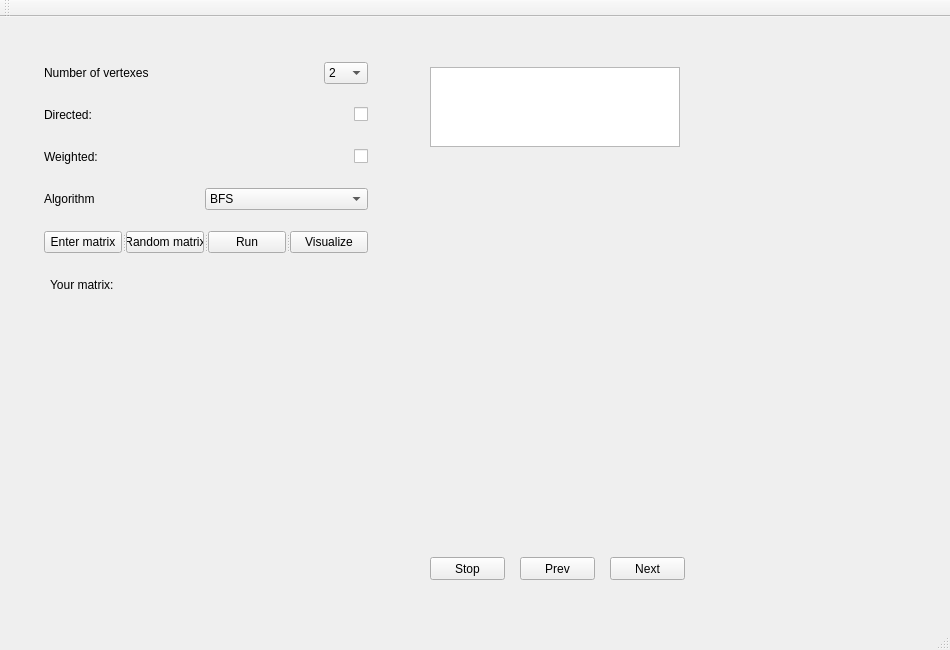
JuliaNortman/LabWorksSem2, file LabWork2/Lab2/mainwindow.ui: the form before one commit.
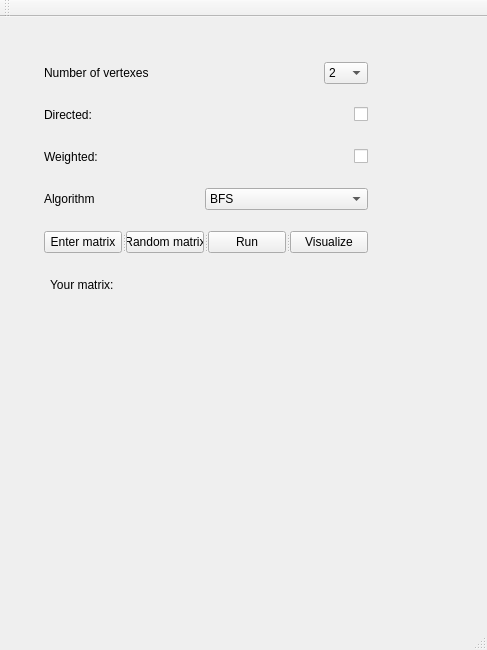
The form after the commit.

Commit message: Add window for graph visualization

```diff
--- a/LabWork2/Lab2/mainwindow.ui
+++ b/LabWork2/Lab2/mainwindow.ui
@@ -6,7 +6,7 @@
    <rect>
     <x>0</x>
     <y>0</y>
-    <width>950</width>
+    <width>487</width>
     <height>650</height>
    </rect>
   </property>
@@ -42,32 +42,6 @@
      <string>Your matrix:</string>
     </property>
    </widget>
-   <widget class="QTextBrowser" name="resultTextBrowser">
-    <property name="geometry">
-     <rect>
-      <x>430</x>
-      <y>50</y>
-      <width>250</width>
-      <height>80</height>
-     </rect>
-    </property>
-   </widget>
-   <widget class="QPushButton" name="stopPushButton">
-    <property name="geometry">
-     <rect>
-      <x>430</x>
-      <y>540</y>
-      <width>75</width>
-      <height>23</height>
-     </rect>
-    </property>
-    <property name="cursor">
-     <cursorShape>PointingHandCursor</cursorShape>
-    </property>
-    <property name="text">
-     <string>Stop</string>
-    </property>
-   </widget>
    <widget class="QWidget" name="layoutWidget">
     <property name="geometry">
      <rect>
@@ -359,77 +333,6 @@
      </item>
     </layout>
    </widget>
-   <widget class="QPushButton" name="prevPushButton">
-    <property name="geometry">
-     <rect>
-      <x>520</x>
-      <y>540</y>
-      <width>75</width>
-      <height>23</height>
-     </rect>
-    </property>
-    <property name="cursor">
-     <cursorShape>PointingHandCursor</cursorShape>
-    </property>
-    <property name="text">
-     <string>Prev</string>
-    </property>
-   </widget>
-   <widget class="QPushButton" name="nextPushButton">
-    <property name="geometry">
-     <rect>
-      <x>610</x>
-      <y>540</y>
-      <width>75</width>
-      <height>23</height>
-     </rect>
-    </property>
-    <property name="cursor">
-     <cursorShape>PointingHandCursor</cursorShape>
-    </property>
-    <property name="text">
-     <string>Next</string>
-    </property>
-   </widget>
-   <widget class="QScrollArea" name="scrollGraph">
-    <property name="geometry">
-     <rect>
-      <x>400</x>
-      <y>150</y>
-      <width>491</width>
-      <height>361</height>
-     </rect>
-    </property>
-    <property name="frameShape">
-     <enum>QFrame::NoFrame</enum>
-    </property>
-    <property name="widgetResizable">
-     <bool>true</bool>
-    </property>
-    <widget class="QWidget" name="scrollAreaWidgetContents">
-     <property name="geometry">
-      <rect>
-       <x>0</x>
-       <y>0</y>
-       <width>491</width>
-       <height>361</height>
-      </rect>
-     </property>
-     <widget class="QLabel" name="wait">
-      <property name="geometry">
-       <rect>
-        <x>-10</x>
-        <y>90</y>
-        <width>81</width>
-        <height>81</height>
-       </rect>
-      </property>
-      <property name="text">
-       <string/>
-      </property>
-     </widget>
-    </widget>
-   </widget>
   </widget>
   <widget class="QMenuBar" name="menuBar">
    <property name="geometry">
```
Left out of the diff: 2 changed lines with no effect on the pictures. The commit also changes 7 other files.
